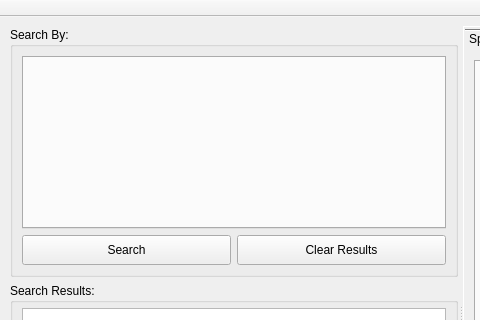
gltn/stdm, file ui/ui_view_str.ui: the form before one commit; both pictures show x 0 to 480 and y 0 to 320 of the 968 by 638 pixel window.
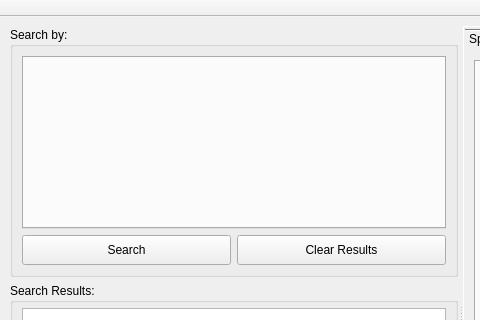
The form after the commit. Icons and pictures are not drawn. Custom widgets are drawn as their Qt base class.

What changed in the file:
```diff
--- a/ui/ui_view_str.ui
+++ b/ui/ui_view_str.ui
@@ -70,7 +70,7 @@
            </size>
           </property>
           <property name="title">
-           <string>Search By:</string>
+           <string>Search by:</string>
           </property>
           <layout class="QGridLayout" name="gridLayout_4">
            <item row="0" column="0" colspan="2">
```
Left out of the diff: 4 changed lines with no effect on the pictures.
